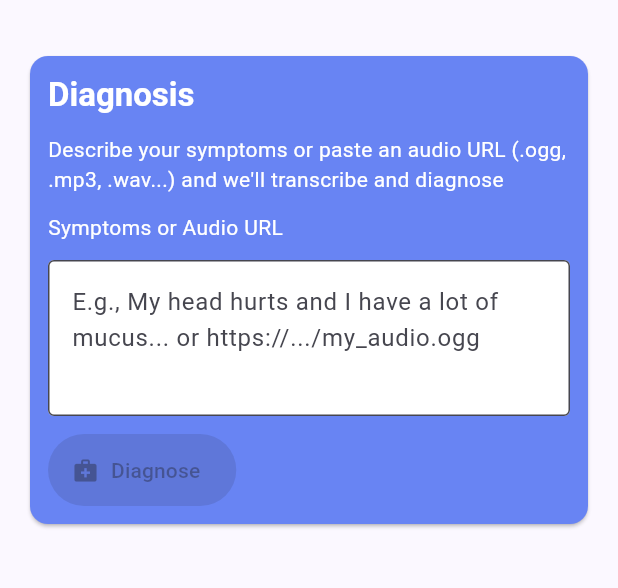
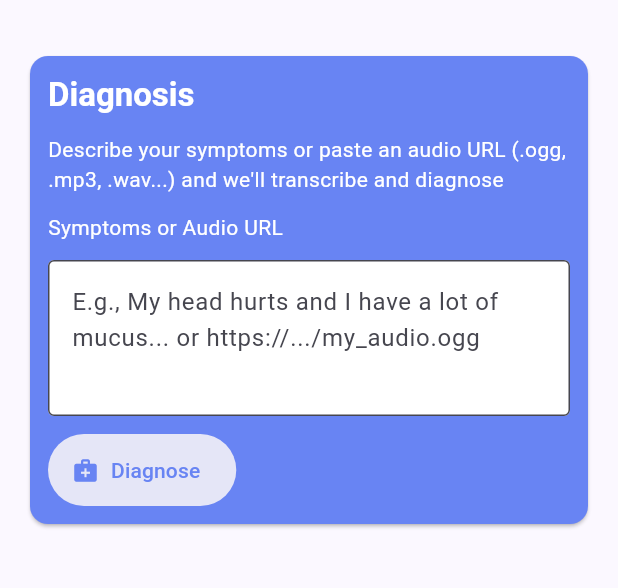
Before and after one commit to hfunescom/telepatia-ai-techtest-frontend, a Flutter app: the screen it shows after launch, on a phone screen of 412 x 824 dp, the part 70-658 px from its top. Run offline on Flutter 3.47's test engine with Material 3 defaults, Android fonts, the light colour scheme and no system bars.

Commit message:
style: set disabled color for Diagnose button

```diff
--- a/telepatia_ai_techtest_frontend/lib/screens/home_screen.dart
+++ b/telepatia_ai_techtest_frontend/lib/screens/home_screen.dart
@@ -176,6 +176,10 @@ class _HomeScreenState extends State<HomeScreen> {
                               style: ElevatedButton.styleFrom(
                                 backgroundColor: const Color(0xFFE5E6F7),
                                 foregroundColor: const Color(0xFF6884F3),
+                                disabledBackgroundColor:
+                                    const Color(0xFFE5E6F7),
+                                disabledForegroundColor:
+                                    const Color(0xFF6884F3),
                               ),
                               onPressed: provider.isLoading || input.isEmpty
                                   ? null
```
